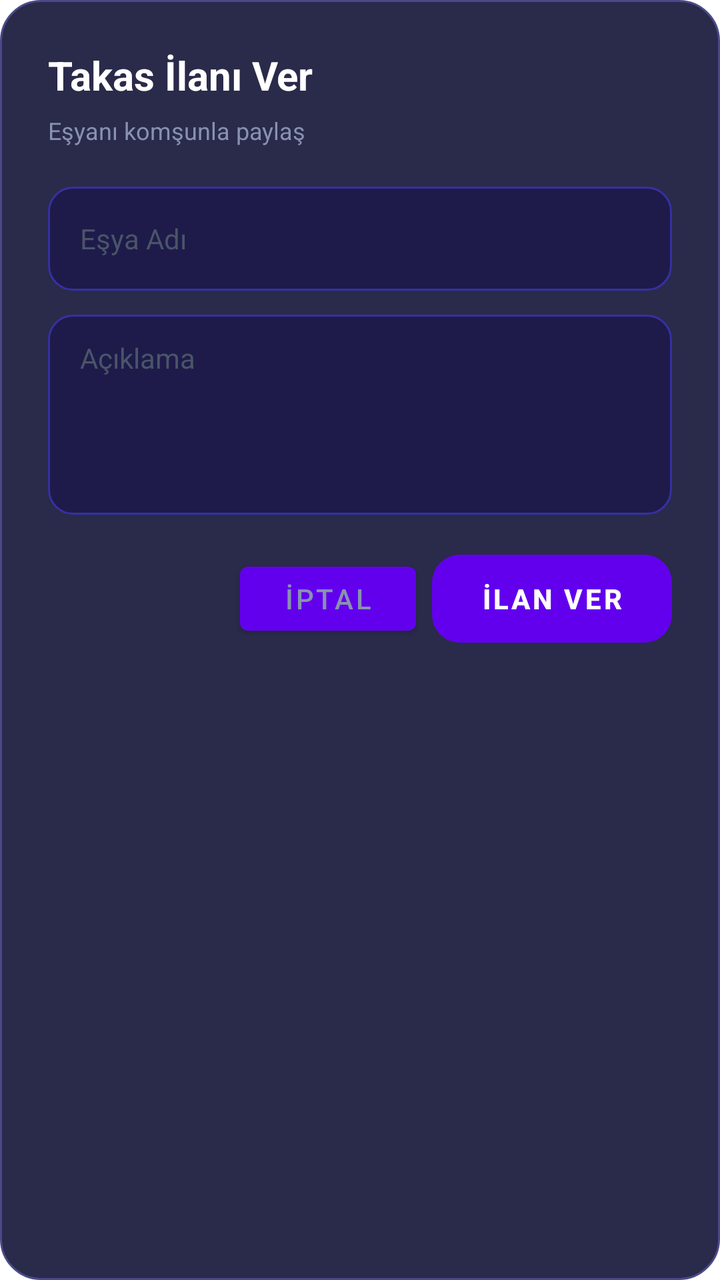
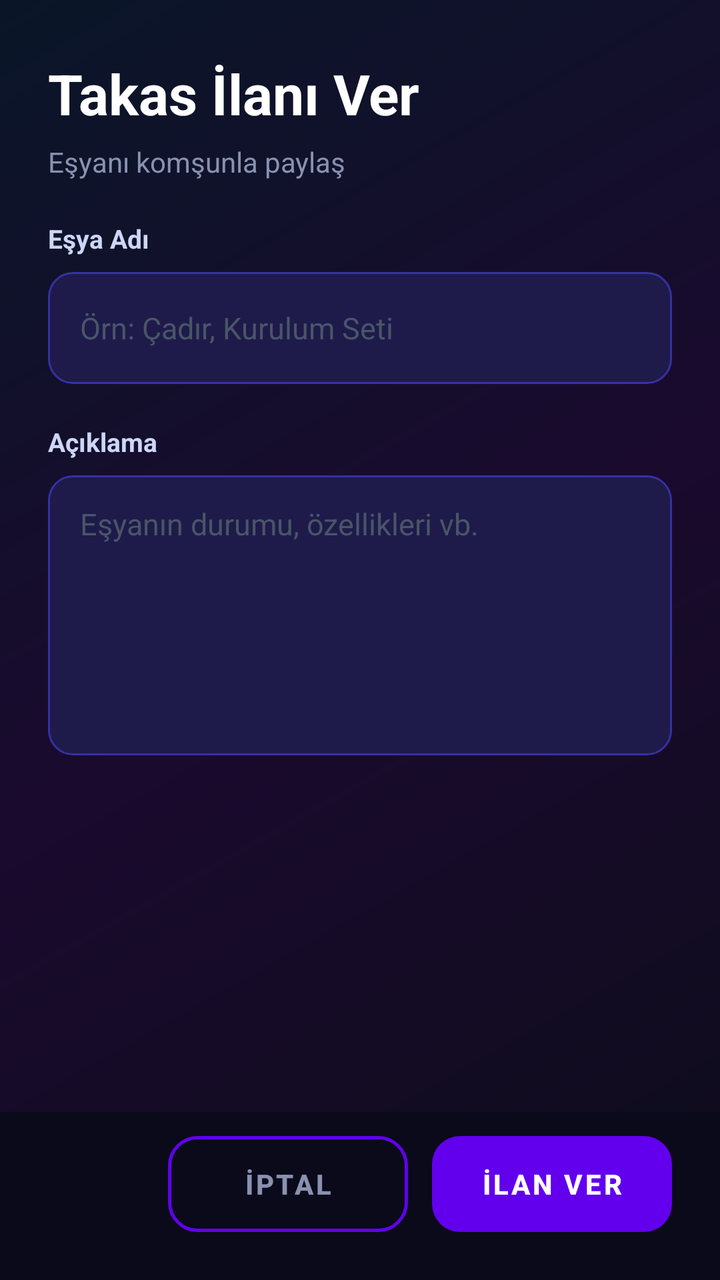

An Android layout rendered at two revisions. The XML below is the earlier revision; the diff shows what the commit changed to produce the second picture.
<!-- AndroidManifest.xml: application theme Theme.Neighborboard -->
<!-- res/layout/dialog_add_swap.xml -->
<?xml version="1.0" encoding="utf-8"?>
<LinearLayout xmlns:android="http://schemas.android.com/apk/res/android"
    android:layout_width="match_parent"
    android:layout_height="wrap_content"
    android:orientation="vertical"
    android:background="@drawable/bg_glass_card"
    android:padding="24dp">

    <TextView
        android:layout_width="wrap_content"
        android:layout_height="wrap_content"
        android:text="Takas İlanı Ver"
        android:textSize="20sp"
        android:textStyle="bold"
        android:textColor="#FFFFFF"
        android:layout_marginBottom="6dp"/>

    <TextView
        android:layout_width="wrap_content"
        android:layout_height="wrap_content"
        android:text="Eşyanı komşunla paylaş"
        android:textSize="12sp"
        android:textColor="#8892B0"
        android:layout_marginBottom="20dp"/>

    <EditText
        android:id="@+id/etName"
        android:layout_width="match_parent"
        android:layout_height="52dp"
        android:background="@drawable/bg_input_dark"
        android:hint="Eşya Adı"
        android:paddingStart="16dp"
        android:paddingEnd="16dp"
        android:textSize="14sp"
        android:textColor="#FFFFFF"
        android:textColorHint="#4A5568"
        android:layout_marginBottom="12dp"/>

    <EditText
        android:id="@+id/etDescription"
        android:layout_width="match_parent"
        android:layout_height="100dp"
        android:background="@drawable/bg_input_dark"
        android:hint="Açıklama"
        android:paddingStart="16dp"
        android:paddingEnd="16dp"
        android:paddingTop="12dp"
        android:textSize="14sp"
        android:textColor="#FFFFFF"
        android:textColorHint="#4A5568"
        android:gravity="top"
        android:layout_marginBottom="20dp"/>

    <LinearLayout
        android:layout_width="match_parent"
        android:layout_height="wrap_content"
        android:orientation="horizontal"
        android:gravity="end">

        <Button
            android:id="@+id/btnCancel"
            android:layout_width="wrap_content"
            android:layout_height="44dp"
            android:text="İptal"
            android:textColor="#8892B0"
            android:background="@null"
            android:layout_marginEnd="8dp"/>

        <Button
            android:id="@+id/btnSubmit"
            android:layout_width="120dp"
            android:layout_height="44dp"
            android:text="İlan Ver"
            android:textColor="#FFFFFF"
            android:textStyle="bold"
            android:background="@drawable/bg_button_gradient"
            android:stateListAnimator="@null"/>

    </LinearLayout>

</LinearLayout>
<!-- resources referenced by this layout -->
<resources>
  <!-- drawable bg_button_gradient (drawable) -->
  <?xml version="1.0" encoding="utf-8"?>
  <shape xmlns:android="http://schemas.android.com/apk/res/android"
      android:shape="rectangle">
      <gradient
          android:startColor="#6C63FF"
          android:endColor="#3B82F6"
          android:angle="0"
          android:type="linear"/>
      <corners android:radius="14dp"/>
  </shape>
  <!-- drawable bg_glass_card (drawable) -->
  <?xml version="1.0" encoding="utf-8"?>
  <shape xmlns:android="http://schemas.android.com/apk/res/android"
      android:shape="rectangle">
      <solid android:color="#2A2A4A"/>
      <corners android:radius="20dp"/>
      <stroke android:width="1dp" android:color="#4A4A8A"/>
  </shape>
  <!-- drawable bg_input_dark (drawable) -->
  <?xml version="1.0" encoding="utf-8"?>
  <shape xmlns:android="http://schemas.android.com/apk/res/android"
      android:shape="rectangle">
      <solid android:color="#1E1B4B"/>
      <corners android:radius="12dp"/>
      <stroke android:width="1dp" android:color="#3730A3"/>
  </shape>
  <style name="Theme.Neighborboard" parent="Theme.MaterialComponents.Light.NoActionBar">
          <item name="colorPrimary">#6200EE</item>
          <item name="colorPrimaryVariant">#3700B3</item>
          <item name="colorOnPrimary">#FFFFFF</item>
          <item name="colorSecondary">#03DAC5</item>
          <item name="colorOnSecondary">#000000</item>
      </style>
</resources>

<!-- the commit's change to res/layout/dialog_add_swap.xml (unified diff, before → after) -->
@@ -1,75 +1,128 @@
 <?xml version="1.0" encoding="utf-8"?>
 <LinearLayout xmlns:android="http://schemas.android.com/apk/res/android"
     android:layout_width="match_parent"
-    android:layout_height="wrap_content"
+    android:layout_height="match_parent"
     android:orientation="vertical"
-    android:background="@drawable/bg_glass_card"
-    android:padding="24dp">
+    android:background="@drawable/bg_dark_gradient">
 
-    <TextView
-        android:layout_width="wrap_content"
+    
+    <LinearLayout
+        android:layout_width="match_parent"
         android:layout_height="wrap_content"
-        android:text="Takas İlanı Ver"
-        android:textSize="20sp"
-        android:textStyle="bold"
-        android:textColor="#FFFFFF"
-        android:layout_marginBottom="6dp"/>
+        android:orientation="vertical"
+        android:paddingStart="24dp"
+        android:paddingEnd="24dp"
+        android:paddingTop="28dp"
+        android:paddingBottom="20dp">
 
-    <TextView
-        android:layout_width="wrap_content"
-        android:layout_height="wrap_content"
-        android:text="Eşyanı komşunla paylaş"
-        android:textSize="12sp"
-        android:textColor="#8892B0"
-        android:layout_marginBottom="20dp"/>
+        <TextView
+            android:layout_width="wrap_content"
+            android:layout_height="wrap_content"
+            android:text="Takas İlanı Ver"
+            android:textSize="28sp"
+            android:textStyle="bold"
+            android:textColor="#FFFFFF"
+            android:layout_marginBottom="6dp"/>
 
-    <EditText
-        android:id="@+id/etName"
+        <TextView
+            android:layout_width="wrap_content"
+            android:layout_height="wrap_content"
+            android:text="Eşyanı komşunla paylaş"
+            android:textSize="14sp"
+            android:textColor="#8892B0"/>
+
+    </LinearLayout>
+
+    
+    <ScrollView
         android:layout_width="match_parent"
-        android:layout_height="52dp"
-        android:background="@drawable/bg_input_dark"
-        android:hint="Eşya Adı"
-        android:paddingStart="16dp"
-        android:paddingEnd="16dp"
-        android:textSize="14sp"
-        android:textColor="#FFFFFF"
-        android:textColorHint="#4A5568"
-        android:layout_marginBottom="12dp"/>
+        android:layout_height="0dp"
+        android:layout_weight="1">
 
-    <EditText
-        android:id="@+id/etDescription"
-        android:layout_width="match_parent"
-        android:layout_height="100dp"
-        android:background="@drawable/bg_input_dark"
-        android:hint="Açıklama"
-        android:paddingStart="16dp"
-        android:paddingEnd="16dp"
-        android:paddingTop="12dp"
-        android:textSize="14sp"
-        android:textColor="#FFFFFF"
-        android:textColorHint="#4A5568"
-        android:gravity="top"
-        android:layout_marginBottom="20dp"/>
+        <LinearLayout
+            android:layout_width="match_parent"
+            android:layout_height="wrap_content"
+            android:orientation="vertical"
+            android:paddingStart="24dp"
+            android:paddingEnd="24dp">
 
+            <TextView
+                android:layout_width="match_parent"
+                android:layout_height="wrap_content"
+                android:text="Eşya Adı"
+                android:textSize="13sp"
+                android:textColor="#CCD6F6"
+                android:textStyle="bold"
+                android:layout_marginBottom="8dp"/>
+
+            <EditText
+                android:id="@+id/etName"
+                android:layout_width="match_parent"
+                android:layout_height="56dp"
+                android:background="@drawable/bg_input_dark"
+                android:hint="Örn: Çadır, Kurulum Seti"
+                android:paddingStart="16dp"
+                android:paddingEnd="16dp"
+                android:textSize="15sp"
+                android:textColor="#FFFFFF"
+                android:textColorHint="#4A5568"
+                android:layout_marginBottom="20dp"/>
+
+            <TextView
+                android:layout_width="match_parent"
+                android:layout_height="wrap_content"
+                android:text="Açıklama"
+                android:textSize="13sp"
+                android:textColor="#CCD6F6"
+                android:textStyle="bold"
+                android:layout_marginBottom="8dp"/>
+
+            <EditText
+                android:id="@+id/etDescription"
+                android:layout_width="match_parent"
+                android:layout_height="140dp"
+                android:background="@drawable/bg_input_dark"
+                android:hint="Eşyanın durumu, özellikleri vb."
+                android:paddingStart="16dp"
+                android:paddingEnd="16dp"
+                android:paddingTop="14dp"
+                android:textSize="15sp"
+                android:textColor="#FFFFFF"
+                android:textColorHint="#4A5568"
+                android:gravity="top"
+                android:layout_marginBottom="40dp"/>
+
+        </LinearLayout>
+
+    </ScrollView>
+
+    
     <LinearLayout
         android:layout_width="match_parent"
         android:layout_height="wrap_content"
         android:orientation="horizontal"
-        android:gravity="end">
+        android:paddingStart="24dp"
+        android:paddingEnd="24dp"
+        android:paddingTop="12dp"
+        android:paddingBottom="24dp"
+        android:gravity="end"
+        android:background="#0A0A1A">
 
         <Button
             android:id="@+id/btnCancel"
-            android:layout_width="wrap_content"
-            android:layout_height="44dp"
+            android:layout_width="120dp"
+            android:layout_height="48dp"
             android:text="İptal"
             android:textColor="#8892B0"
-            android:background="@null"
-            android:layout_marginEnd="8dp"/>
+            android:textStyle="bold"
+            android:background="@drawable/bg_button_outline"
+            android:stateListAnimator="@null"
+            android:layout_marginEnd="12dp"/>
 
         <Button
             android:id="@+id/btnSubmit"
             android:layout_width="120dp"
-            android:layout_height="44dp"
+            android:layout_height="48dp"
             android:text="İlan Ver"
             android:textColor="#FFFFFF"
             android:textStyle="bold"
<!-- resource entries referenced after the edit -->
@@ -11,13 +11,23 @@
           android:type="linear"/>
       <corners android:radius="14dp"/>
   </shape>
-  <!-- drawable bg_glass_card (drawable) -->
+  <!-- drawable bg_button_outline (drawable) -->
   <?xml version="1.0" encoding="utf-8"?>
   <shape xmlns:android="http://schemas.android.com/apk/res/android"
       android:shape="rectangle">
-      <solid android:color="#2A2A4A"/>
-      <corners android:radius="20dp"/>
-      <stroke android:width="1dp" android:color="#4A4A8A"/>
+      <solid android:color="#00000000"/>
+      <corners android:radius="14dp"/>
+      <stroke android:width="1.5dp" android:color="#7C3AED"/>
+  </shape>
+  <!-- drawable bg_dark_gradient (drawable) -->
+  <?xml version="1.0" encoding="utf-8"?>
+  <shape xmlns:android="http://schemas.android.com/apk/res/android">
+      <gradient
+          android:startColor="#0D0D1A"
+          android:centerColor="#1A0A2E"
+          android:endColor="#0A1628"
+          android:angle="135"
+          android:type="linear"/>
   </shape>
   <!-- drawable bg_input_dark (drawable) -->
   <?xml version="1.0" encoding="utf-8"?>
